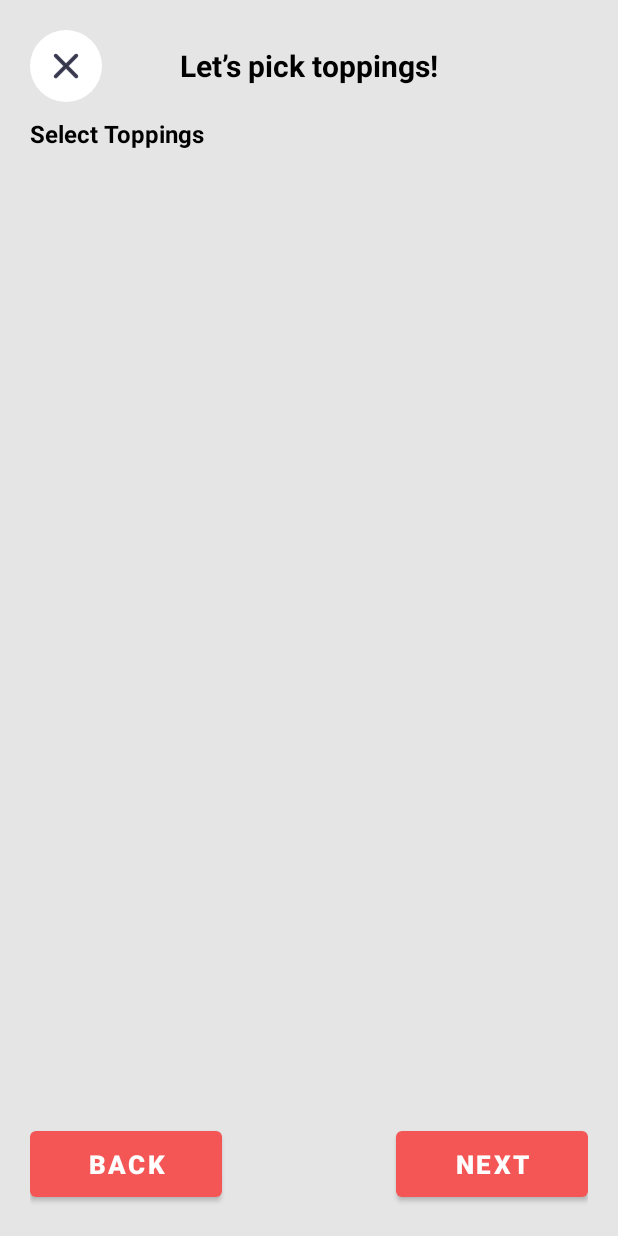
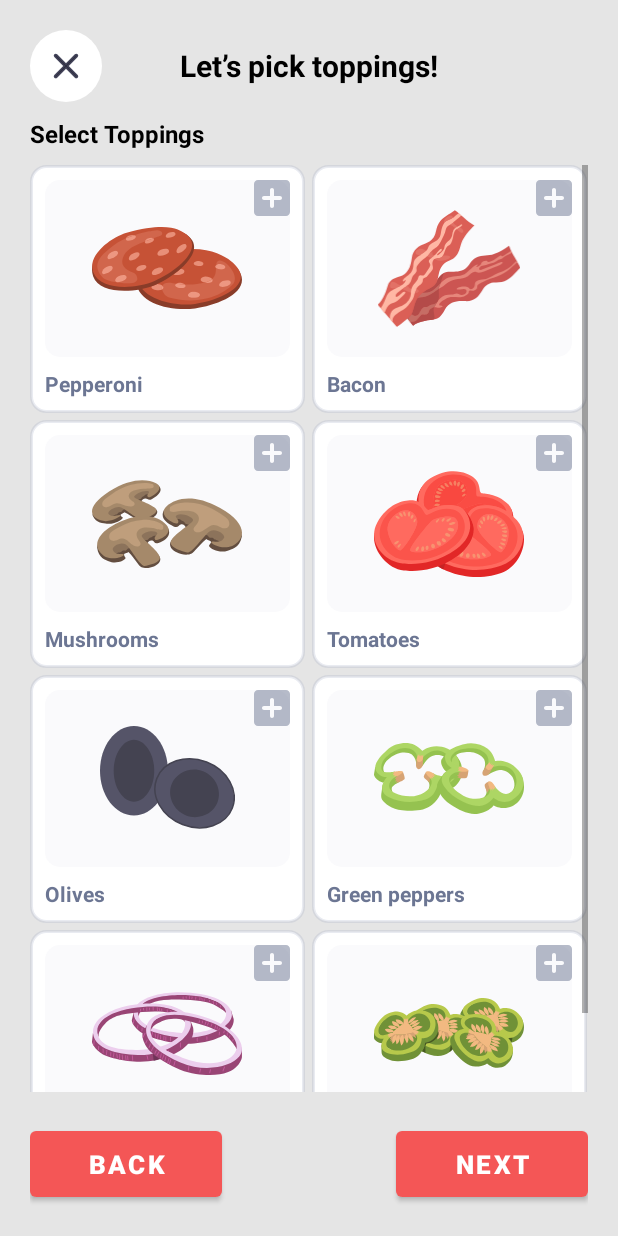
Before and after one commit to trile1511/JAV1001-BuzzaPizza, an Android app: the screen it shows after launch (MainActivity), after a tap on "Customize Pizza", on a phone screen of 412 x 824 dp. Run offline under Robolectric (Android 15) with nearby library versions, the phone set to English and light mode, and no system bars.

Commit message:
enable showing topping grid view and selecting toppings

```diff
--- a/app/src/main/java/com/trile/buzzapizza/toppingsfragment/Toppings.java
+++ b/app/src/main/java/com/trile/buzzapizza/toppingsfragment/Topping.java
@@ -2,10 +2,11 @@ package com.trile.buzzapizza.toppingsfragment;
 
 import android.os.Parcel;
 import android.os.Parcelable;
+import android.text.TextUtils;
 
 import com.trile.buzzapizza.R;
 
-class Toppings implements Parcelable {
+public class Topping implements Parcelable {
     public enum Type {
         PEPPERONI(R.drawable.ic_topping_pepperoni),
         BACON(R.drawable.ic_topping_bacon),
@@ -29,11 +30,11 @@ class Toppings implements Parcelable {
 
     private String name;
 
-    public Toppings(String name) {
+    public Topping(String name) {
         this.name = name;
     }
 
-    protected Toppings(Parcel in) {
+    protected Topping(Parcel in) {
         name = in.readString();
     }
 
@@ -47,18 +48,21 @@ class Toppings implements Parcelable {
         return 0;
     }
 
-    public static final Creator<Toppings> CREATOR = new Creator<Toppings>() {
+    public static final Creator<Topping> CREATOR = new Creator<Topping>() {
         @Override
-        public Toppings createFromParcel(Parcel in) {
-            return new Toppings(in);
+        public Topping createFromParcel(Parcel in) {
+            return new Topping(in);
         }
 
         @Override
-        public Toppings[] newArray(int size) {
-            return new Toppings[size];
+        public Topping[] newArray(int size) {
+            return new Topping[size];
         }
     };
 
+    public String getName() {
+        return name;
+    }
 
     public int getDrawableResourceId() {
         if (this.name.equalsIgnoreCase(Type.PEPPERONI.name())) {
@@ -71,7 +75,12 @@ class Toppings implements Parcelable {
             return Type.TOMATOES.getDrawableResourceId();
         } else if (this.name.equalsIgnoreCase(Type.OLIVES.name())) {
             return Type.OLIVES.getDrawableResourceId();
-        } else if (this.name.equalsIgnoreCase(Type.GREEN_PEPPERS.name())) {
+        } else if (this.name.equalsIgnoreCase(
+                TextUtils.join(
+                        " ",
+                        Type.GREEN_PEPPERS.name().split("_")
+                )
+        )) {
             return Type.GREEN_PEPPERS.getDrawableResourceId();
         } else if (this.name.equalsIgnoreCase(Type.ONIONS.name())) {
             return Type.ONIONS.getDrawableResourceId();
--- a/app/src/main/java/com/trile/buzzapizza/toppingsfragment/ToppingsFragment.java
+++ b/app/src/main/java/com/trile/buzzapizza/toppingsfragment/ToppingsFragment.java
@@ -1,20 +1,21 @@
 package com.trile.buzzapizza.toppingsfragment;
 
 import android.os.Bundle;
-
-import androidx.fragment.app.Fragment;
-
 import android.os.Parcelable;
 import android.view.LayoutInflater;
 import android.view.View;
 import android.view.ViewGroup;
+import android.widget.AdapterView;
 import android.widget.Button;
 import android.widget.GridView;
 import android.widget.ImageView;
 
+import androidx.fragment.app.Fragment;
+
 import com.trile.buzzapizza.R;
 
 import java.util.ArrayList;
+import java.util.Arrays;
 import java.util.List;
 
 /**
@@ -27,10 +28,26 @@ public class ToppingsFragment extends Fragment {
     // the fragment initialization parameters, e.g. ARG_ITEM_NUMBER
     private static final String TOPPINGS = "TOPPINGS";
 
-    private List<Toppings> toppings;
+    private static final List<Topping> PREDEFINED_TOPPINGS = new ArrayList<>(
+            Arrays.asList(
+                    new Topping("Pepperoni"),
+                    new Topping("Bacon"),
+                    new Topping("Mushrooms"),
+                    new Topping("Tomatoes"),
+                    new Topping("Olives"),
+                    new Topping("Green peppers"),
+                    new Topping("Onions"),
+                    new Topping("Jalapenos")
+            )
+    );
+
+    private List<Topping> toppings = new ArrayList<>();
 
     private ImageView btnCancel;
+
     private GridView gridViewToppings;
+    private ToppingsGridAdapter toppingsGridAdapter;
+
     private Button btnBack;
     private Button btnNext;
 
@@ -45,7 +62,7 @@ public class ToppingsFragment extends Fragment {
      * @param toppings topping items to show on grid view.
      * @return A new instance of fragment ToppingsFragment.
      */
-    public static ToppingsFragment newInstance(List<Toppings> toppings) {
+    public static ToppingsFragment newInstance(List<Topping> toppings) {
         ToppingsFragment fragment = new ToppingsFragment();
         Bundle args = new Bundle();
         args.putParcelableArrayList(TOPPINGS, (ArrayList<? extends Parcelable>) toppings);
@@ -72,6 +89,16 @@ public class ToppingsFragment extends Fragment {
         btnBack = view.findViewById(R.id.btn_back);
         btnNext = view.findViewById(R.id.btn_next);
 
+        setupGridViewToppings();
+
         return view;
     }
+
+    private void setupGridViewToppings() {
+        toppingsGridAdapter = new ToppingsGridAdapter(getActivity(), PREDEFINED_TOPPINGS);
+        gridViewToppings.setAdapter(toppingsGridAdapter);
+        gridViewToppings.setOnItemClickListener((adapterView, view, i, l) -> {
+            toppingsGridAdapter.onClickToppingCard(i);
+        });
+    }
 }
--- /dev/null
+++ b/app/src/main/java/com/trile/buzzapizza/toppingsfragment/ToppingsGridAdapter.java
@@ -0,0 +1,100 @@
+package com.trile.buzzapizza.toppingsfragment;
+
+import android.content.Context;
+import android.graphics.Color;
+import android.graphics.PorterDuff;
+import android.view.LayoutInflater;
+import android.view.View;
+import android.view.ViewGroup;
+import android.widget.BaseAdapter;
+import android.widget.ImageView;
+import android.widget.LinearLayout;
+import android.widget.TextView;
+
+import androidx.core.content.res.ResourcesCompat;
+
+import com.trile.buzzapizza.R;
+
+import java.util.ArrayList;
+import java.util.Arrays;
+import java.util.Collections;
+import java.util.List;
+
+public class ToppingsGridAdapter extends BaseAdapter {
+    private Context context;
+    private final LayoutInflater inflater;
+
+    private List<Topping> toppingList = new ArrayList<>();
+    private List<Boolean> toppingSelectionStatuses;
+
+    public ToppingsGridAdapter(Context context, List<Topping> toppingList) {
+        this.context = context;
+        inflater = LayoutInflater.from(context);
+        this.toppingList.addAll(toppingList);
+
+        this.toppingSelectionStatuses = new ArrayList<>(
+                Arrays.asList(new Boolean[this.toppingList.size()])
+        );
+        Collections.fill(this.toppingSelectionStatuses, false);
+    }
+
+    @Override
+    public int getCount() {
+        return toppingList.size();
+    }
+
+    @Override
+    public Object getItem(int i) {
+        return toppingList.get(i);
+    }
+
+    @Override
+    public long getItemId(int i) {
+        return i;
+    }
+
+    @Override
+    public View getView(int i, View view, ViewGroup viewGroup) {
+        ViewHolder holder;
+        if (view == null) {
+            view = inflater.inflate(R.layout.fragment_toppings_grid_item, viewGroup, false);
+            holder = new ViewHolder();
+            holder.iconToppingSelectionStatus = view.findViewById(R.id.ic_topping_selection_status);
+
+            holder.toppingImage = view.findViewById(R.id.topping_image);
+            holder.toppingName = view.findViewById(R.id.topping_name);
+
+            view.setTag(holder);
+        } else {
+            holder = (ViewHolder) view.getTag();
+        }
+
+        if (!toppingSelectionStatuses.get(i)) {
+            holder.iconToppingSelectionStatus.setImageResource(R.drawable.ic_add_box);
+            holder.iconToppingSelectionStatus.setBackgroundResource(0);
+            holder.iconToppingSelectionStatus.clearColorFilter();
+        } else {
+            holder.iconToppingSelectionStatus.setImageResource(R.drawable.ic_checkmark);
+            holder.iconToppingSelectionStatus.setBackgroundResource(R.drawable.bg_added_box);
+            holder.iconToppingSelectionStatus.setColorFilter(
+                    context.getResources().getColor(R.color.white),
+                    PorterDuff.Mode.SRC_ATOP
+            );
+        }
+        holder.toppingImage.setImageResource(toppingList.get(i).getDrawableResourceId());
+        holder.toppingName.setText(toppingList.get(i).getName());
+        return view;
+    }
+
+    public void onClickToppingCard(int position) {
+        Boolean currentSelectionStatus = toppingSelectionStatuses.get(position);
+        toppingSelectionStatuses.set(position, !currentSelectionStatus);
+        notifyDataSetChanged();
+    }
+
+    static class ViewHolder {
+        ImageView iconToppingSelectionStatus;
+        ImageView toppingImage;
+        TextView toppingName;
+    }
+}
--- /dev/null
+++ b/app/src/main/res/drawable/bg_added_box.xml
@@ -0,0 +1,6 @@
+<?xml version="1.0" encoding="utf-8"?>
+<shape xmlns:android="http://schemas.android.com/apk/res/android">
+    <solid android:color="@color/teal_200" />
+
+    <corners android:radius="5dp" />
+</shape>
--- /dev/null
+++ b/app/src/main/res/drawable/ic_checkmark.xml
@@ -0,0 +1,8 @@
+<vector android:autoMirrored="true" android:height="48dp"
+    android:viewportHeight="48" android:viewportWidth="48"
+    android:width="48dp" xmlns:android="http://schemas.android.com/apk/res/android">
+    <path android:fillColor="#00000000"
+        android:pathData="M17,24.5556L22.3846,29L31,19"
+        android:strokeColor="#222222" android:strokeLineCap="round"
+        android:strokeLineJoin="round" android:strokeWidth="2"/>
+</vector>
--- a/app/src/main/res/layout/fragment_toppings_grid_item.xml
+++ b/app/src/main/res/layout/fragment_toppings_grid_item.xml
@@ -1,18 +1,21 @@
 <?xml version="1.0" encoding="utf-8"?>
 <LinearLayout xmlns:android="http://schemas.android.com/apk/res/android"
     xmlns:tools="http://schemas.android.com/tools"
+    android:id="@+id/topping_card"
     android:layout_width="match_parent"
-    android:layout_height="match_parent"
+    android:layout_height="165dp"
     android:background="@drawable/bg_topping_card"
     android:orientation="vertical"
     android:padding="10dp">
 
     <FrameLayout
         android:layout_width="match_parent"
-        android:layout_height="wrap_content"
+        android:layout_height="0dp"
+        android:layout_weight="1"
         android:background="@drawable/bg_topping_icon">
 
         <ImageView
+            android:id="@+id/topping_image"
             android:layout_width="wrap_content"
             android:layout_height="wrap_content"
             android:layout_gravity="center"
@@ -20,6 +23,7 @@
             android:src="@drawable/ic_topping_tomatoes" />
 
         <ImageView
+            android:id="@+id/ic_topping_selection_status"
             android:layout_width="24dp"
             android:layout_height="24dp"
             android:layout_gravity="top|end"
@@ -28,11 +32,13 @@
     </FrameLayout>
 
     <TextView
+        android:id="@+id/topping_name"
         android:layout_width="wrap_content"
         android:layout_height="wrap_content"
         android:layout_marginTop="8dp"
         android:textSize="14sp"
         android:textStyle="bold"
+        android:textColor="@color/slate_gray"
         tools:text="Tomatoes" />
 
 </LinearLayout>
```
